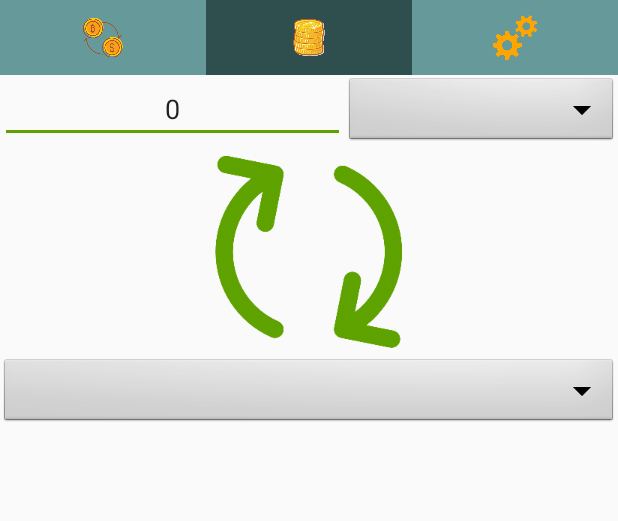
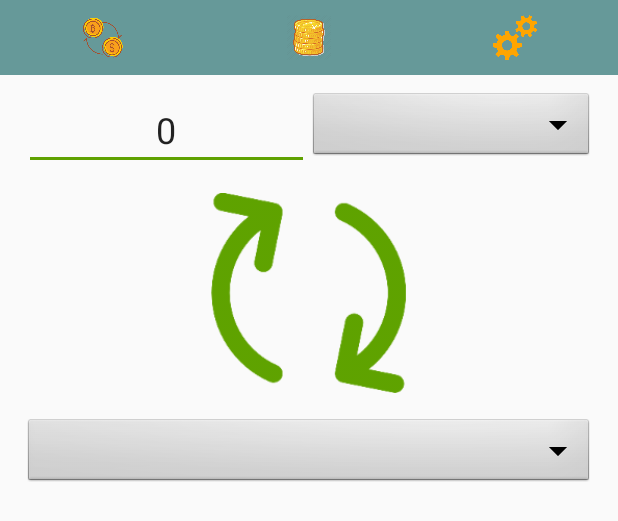
Before and after one commit to nonaee/Android_Final_Project, an Android app: the layout activity_exchange.xml on its own in the app's theme, with its tools: preview values and no code run, on a phone screen of 412 x 824 dp. Shown: the top 521 px of the screen. Run offline under Robolectric (Android 15) with nearby library versions, the phone set to English and light mode, and no system bars.

Commit message:
Implement menu bar, fix error MainActivity/Dashboard, edit UI

```diff
--- a/app/src/main/AndroidManifest.xml
+++ b/app/src/main/AndroidManifest.xml
@@ -11,7 +11,7 @@
         android:roundIcon="@mipmap/ic_launcher_round"
         android:supportsRtl="true"
         android:theme="@style/AppTheme">
-        <activity android:name=".MainActivity">
+        <activity android:name=".Dashboard">
             <intent-filter>
                 <action android:name="android.intent.action.MAIN" />
 
@@ -22,14 +22,13 @@
             <intent-filter>
                 <action android:name="android.intent.action.MAIN" />
 
-                <category android:name="android.intent.category.LAUNCHER" />
             </intent-filter>
         </activity>
         <activity android:name=".Setting">
             <intent-filter>
                 <action android:name="android.intent.action.MAIN" />
 
-                <category android:name="android.intent.category.LAUNCHER" />
+
             </intent-filter>
         </activity>
     </application>
--- a/app/src/main/res/layout/activity_exchange.xml
+++ b/app/src/main/res/layout/activity_exchange.xml
@@ -9,18 +9,30 @@
     tools:context="com.example.fernomazer.androidproject.Exchange">
 
 
-    <include layout="@layout/menu_bar" />
+  <!--  <include layout="@layout/menu_bar" />
+-->
+    <include android:id="@+id/menu"
+        layout="@layout/menu_bar" />
+
+    <LinearLayout
+        android:layout_width="match_parent"
+        android:layout_height="wrap_content"
+        android:orientation="vertical"
+        android:layout_marginHorizontal="16dp">
 
 
         <LinearLayout
             android:layout_width="match_parent"
-        android:layout_height="wrap_content">
+            android:layout_height="wrap_content"
+            android:layout_marginVertical="10dp"
+            >
             <EditText
                 android:id="@+id/sourceET"
-            android:layout_width="230dp"
+                android:layout_width="190dp"
                 android:layout_height="wrap_content"
                 android:inputType="number"
                 android:textAlignment="center"
+                android:textSize="24dp"
                 android:text="0"/>
             <Spinner
                 android:id="@+id/spinnerSource"
@@ -28,20 +40,22 @@
                 android:layout_height="wrap_content"
                 android:background="@android:drawable/btn_dropdown"
                 android:spinnerMode="dropdown"
-            android:textAlignment="center"
                 android:gravity="center"/>
         </LinearLayout>
 
 
         <ImageView
-        android:layout_width="match_parent"
-        android:layout_height="wrap_content"
+            android:id="@+id/imvExchange"
+            android:layout_width="200px"
+            android:layout_height="200px"
             android:layout_margin="5dp"
+            android:layout_gravity="center"
             android:src="@mipmap/ic_arrows">
 
         </ImageView>
 
         <Spinner
+            android:layout_marginVertical="10dp"
             android:id="@+id/spinnerTarget"
             android:layout_width="match_parent"
             android:layout_height="wrap_content"
@@ -52,12 +66,19 @@
 
         <LinearLayout
             android:layout_width="match_parent"
-        android:layout_height="wrap_content">
+            android:layout_height="wrap_content"
+            android:layout_marginVertical="10dp">
             <TextView
-            android:layout_width="306dp"
+                android:layout_width="match_parent"
                 android:layout_height="wrap_content"
+                android:textAlignment="center"
+                android:textSize="36dp"
                 android:id="@+id/targetTV"/>
 
         </LinearLayout>
 
     </LinearLayout>
+
+
+
+</LinearLayout>
--- a/app/src/main/res/layout/activity_setting.xml
+++ b/app/src/main/res/layout/activity_setting.xml
@@ -7,7 +7,11 @@
     android:orientation="vertical"
     tools:context=".Setting">
 
+<!--
     <include layout="@layout/menu_bar" />
+-->
+    <include android:id="@+id/menu"
+        layout="@layout/menu_bar" />
 
     <LinearLayout
         android:layout_width="match_parent"
--- a/app/src/main/res/layout/menu_bar.xml
+++ b/app/src/main/res/layout/menu_bar.xml
@@ -22,7 +22,7 @@
         android:contentDescription="@id/dashboardBtn"
         android:src="@mipmap/ic_dashboard"
         android:id="@+id/dashboardBtn"
-        android:background="#2F4F4F"
+        android:background="#669999"
         android:scaleType="fitCenter"
 
         android:layout_width="match_parent"
```
Also changed, not shown: app/src/main/java/com/example/fernomazer/androidproject/Dashboard.java (renamed from app/src/main/java/com/example/fernomazer/androidproject/MainActivity.java, +56 -18 lines), app/src/main/java/com/example/fernomazer/androidproject/Exchange.java (+84 -8 lines), app/src/main/java/com/example/fernomazer/androidproject/Setting.java (+42 -2 lines), app/src/main/res/layout/activity_main.xml (+7 -5 lines), app/src/main/res/layout/exchange_label.xml (+15 -13 lines). Lines whose indentation alone changed are shown as unchanged.
